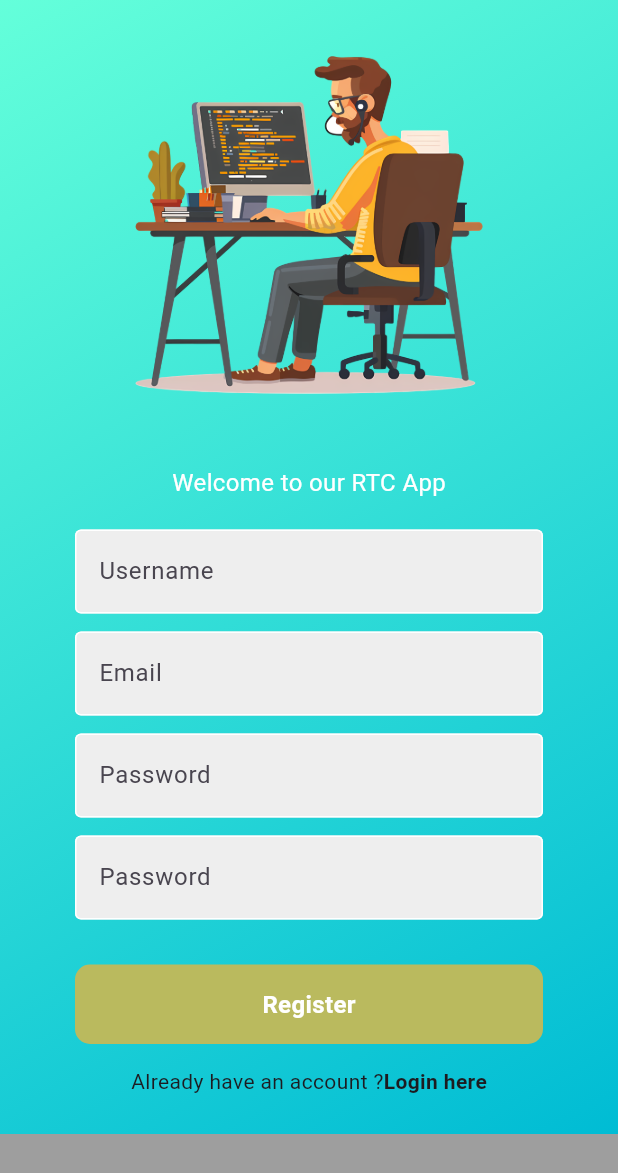
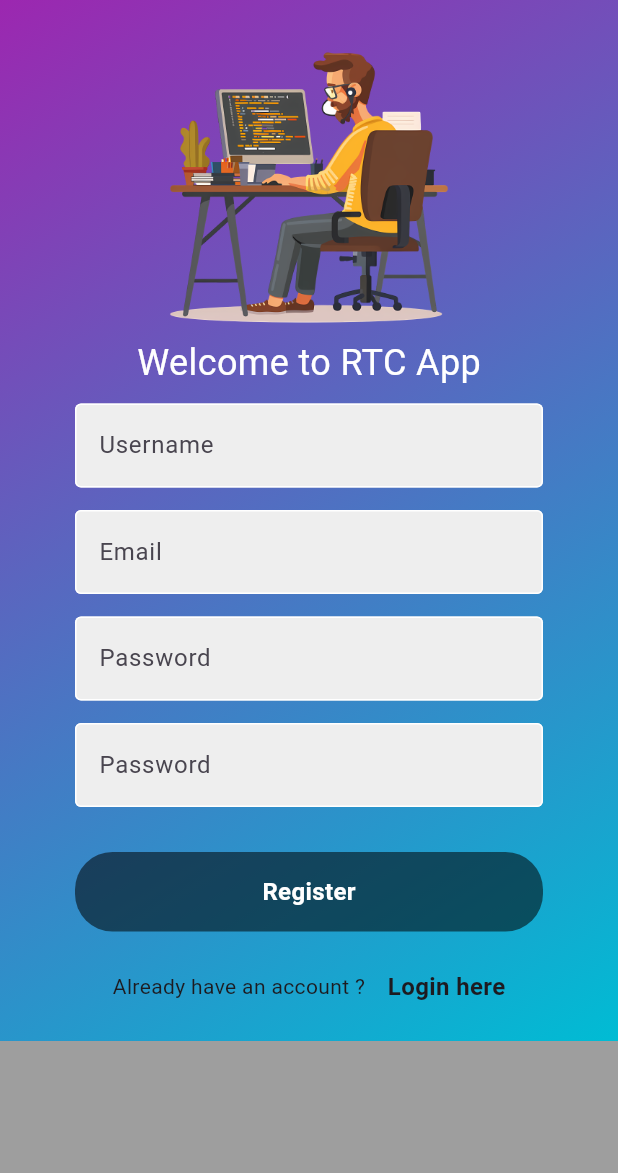
Before and after one commit to yaftes/RTC_APP, a Flutter app: the screen it shows after launch, after a tap on "Register here", on a phone screen of 412 x 824 dp. Shown: the top 1173 px of the screen. Run offline on Flutter 3.47's test engine with Material 3 defaults, Android fonts, the phone set to English and light mode, and no system bars.

Commit message:
Add home page to pages directory or folder

```diff
--- a/lib/components/co_button.dart
+++ b/lib/components/co_button.dart
@@ -18,8 +18,8 @@ class CoButton extends StatelessWidget {
         onTap: onTap,
         child: Container(
           decoration: BoxDecoration(
-            color: Color.fromARGB(255, 186, 186, 94),
-            borderRadius: BorderRadius.circular(10)
+            color: Colors.black54,
+            borderRadius: BorderRadius.circular(25)
           ),
           padding:  EdgeInsets.all(15)   ,
           child: Center(
--- /dev/null
+++ b/lib/pages/home.dart
@@ -0,0 +1,16 @@
+
+
+import 'package:flutter/material.dart';
+
+class Home extends StatelessWidget {
+  const Home({super.key});
+
+  @override
+  Widget build(BuildContext context) {
+    return Scaffold(
+      body: Center(
+        child: Text("Home"),
+      ),
+    );
+  }
+}
--- a/lib/pages/login.dart
+++ b/lib/pages/login.dart
@@ -1,6 +1,9 @@
+import 'dart:math';
+
 import 'package:flutter/material.dart';
 import 'package:rtc_app/components/co_button.dart';
 import 'package:rtc_app/components/co_textfield.dart';
+import 'package:rtc_app/pages/home.dart';
 
 class Login extends StatelessWidget {
   final void Function()? onTap;
@@ -9,7 +12,9 @@ class Login extends StatelessWidget {
   final TextEditingController usrnameCo = TextEditingController();
   final TextEditingController passCo = TextEditingController();
 
-  void login() {
+  void login(BuildContext context) {
+
+    Navigator.push(context, MaterialPageRoute(builder: (context) => Home()));
     // Implement your login logic here
   }
 
@@ -22,7 +27,7 @@ class Login extends StatelessWidget {
             begin: Alignment.topLeft,
             end: Alignment.bottomRight,
             colors: [
-              Colors.tealAccent,
+              Colors.purple,
               Colors.cyan,
             ],
           ),
@@ -36,25 +41,25 @@ class Login extends StatelessWidget {
                   mainAxisAlignment: MainAxisAlignment.center,
                   children: [
                     Container(
-                      width: 250,
-                      height: 250,
+                      width: 220,
+                      height: 220,
                       child: Image.asset("assets/pro.png")),
-                    SizedBox(height: 35),
+
                     Text(
-                      "Welcome to our RTC App",
+                      "RTC APP",
                       style: TextStyle(
                         fontSize: 18,
                         color: Colors.white,
                         fontWeight: FontWeight.w400,
                       ),
                     ),
-                    SizedBox(height: 25),
+                    SizedBox(height: 15),
                     CoTextfield(
                       controller: usrnameCo,
                       hintText: 'Username',
                       obscureText: false,
                     ),
-                    SizedBox(height: 25.0),
+                    SizedBox(height: 20.0),
                     CoTextfield(
                       controller: passCo,
                       hintText: 'Password',
@@ -67,10 +72,10 @@ class Login extends StatelessWidget {
                         Text("Forgot Password?"),
                       ],
                     ),
-                    SizedBox(height: 25),
+                    SizedBox(height: 5,),
                     CoButton(
                       text: "Login",
-                      onTap: login,
+                      onTap: () => login(context),
                     ),
                     const SizedBox(height: 25),
                     Row(
--- a/lib/pages/register.dart
+++ b/lib/pages/register.dart
@@ -20,7 +20,7 @@ class Register extends StatelessWidget {
             begin: Alignment.topLeft,
             end: Alignment.bottomRight,
             colors: [
-              Colors.tealAccent,
+              Colors.purple,
               Colors.cyan,
             ],
           ),
@@ -34,42 +34,41 @@ class Register extends StatelessWidget {
                   mainAxisAlignment:MainAxisAlignment.center,
                   children: [
                      Container(
-                        width: 250,
-                        height: 250,
+                        width: 200,
+                        height: 200,
                         child: Image.asset("assets/pro.png")),
-                      SizedBox(height: 35),
-
-                 Text("Welcome to our RTC App",
+                 Text("Welcome to RTC App",
                  style: TextStyle(
-                  fontSize: 16,
+                  fontSize: 24,
                   fontWeight: FontWeight.w400,
                   color: Colors.white,
                  ),),
-                SizedBox(height: 20,),
+                SizedBox(height: 10,),
 
                 CoTextfield(controller: usrnameCo, hintText: 'Username', obscureText: false),
-                SizedBox(height: 12,),
+                SizedBox(height: 15,),
                 CoTextfield(controller: emailCo, hintText: 'Email', obscureText: false),
-                SizedBox(height: 12.0,),
+                SizedBox(height: 15,),
                 CoTextfield(controller: passCo, hintText: 'Password', obscureText: true),
-                SizedBox(height: 12,),
+                SizedBox(height: 15,),
                 CoTextfield(controller: ConfirmCo, hintText: 'Password', obscureText: true),
 
 
                 SizedBox(height: 15,),
 
                 CoButton(text: "Register", onTap:register),
-
+                SizedBox(height: 10,),
                 Row(
                   mainAxisAlignment: MainAxisAlignment.center,
                   children: [
                     Text("Already have an account ?"),
-
+                    SizedBox(width: 15,),
                     GestureDetector(
                       onTap: onTap,
                       child: Text("Login here",
                       style: TextStyle(
-                        fontWeight: FontWeight.bold
+                        fontWeight: FontWeight.bold,
+                        fontSize: 16,
                       ),
                       ),
                     )
```
